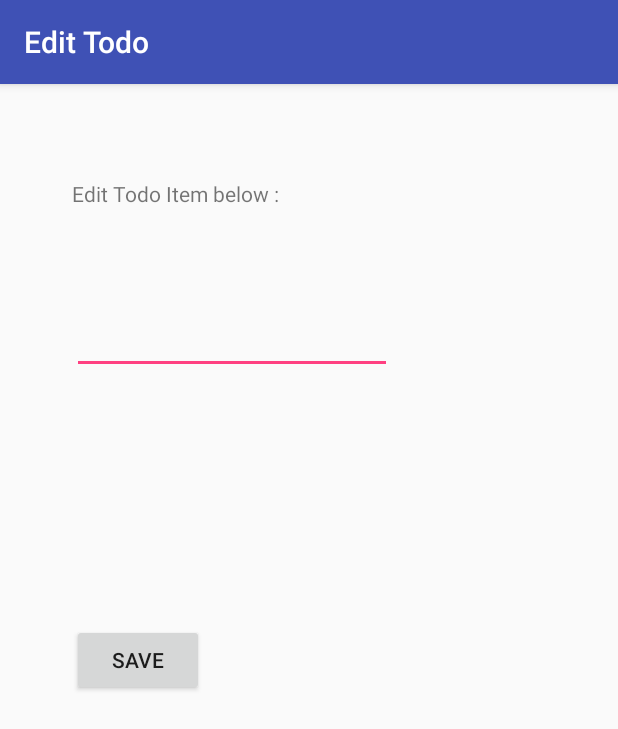
After one commit to ankitj-android/Todo, an Android app: the EditItemActivity screen opened directly, with no data from a screen before it, on a phone screen of 412 x 824 dp. The commit adds this screen. Shown: the top 729 px of the screen. Run offline under Robolectric (Android 15) with nearby library versions, the light colour scheme and no system bars; 1 statement that could not run was skipped.

Commit message:
working required prework stories

```diff
--- a/app/src/main/AndroidManifest.xml
+++ b/app/src/main/AndroidManifest.xml
@@ -15,6 +15,7 @@
                 <category android:name="android.intent.category.LAUNCHER" />
             </intent-filter>
         </activity>
+        <activity android:name=".EditItemActivity"></activity>
     </application>
 
 </manifest>
--- /dev/null
+++ b/app/src/main/java/com/ajasuja/codepath/todo/EditItemActivity.java
@@ -0,0 +1,35 @@
+package com.ajasuja.codepath.todo;
+
+import android.content.Intent;
+import android.support.v7.app.AppCompatActivity;
+import android.os.Bundle;
+import android.view.View;
+import android.widget.EditText;
+
+public class EditItemActivity extends AppCompatActivity {
+
+    private EditText editTextTodoItem;
+
+    @Override
+    protected void onCreate(Bundle savedInstanceState) {
+        setTitle("Edit Todo");
+        super.onCreate(savedInstanceState);
+        setContentView(R.layout.activity_edit_item);
+
+        String todoItem = getIntent().getStringExtra("todoItem");
+        System.out.println("passed ... " + todoItem);
+
+        editTextTodoItem = (EditText) findViewById(R.id.editTextTodoItem);
+        editTextTodoItem.setText(todoItem);
+        editTextTodoItem.setSelection(todoItem.length());
+    }
+
+    public void onSave(View view) {
+        System.out.println("on save button pressed ... ");
+        Intent editItem2MainIntent = new Intent();
+        editItem2MainIntent.putExtra("todoItemUpdated", editTextTodoItem.getText().toString());
+        editItem2MainIntent.putExtra("position", getIntent().getIntExtra("position", 0));
+        setResult(RESULT_OK, editItem2MainIntent);
+        finish();
+    }
+}
--- /dev/null
+++ b/app/src/main/res/layout/activity_edit_item.xml
@@ -0,0 +1,45 @@
+<?xml version="1.0" encoding="utf-8"?>
+<RelativeLayout xmlns:android="http://schemas.android.com/apk/res/android"
+    xmlns:tools="http://schemas.android.com/tools"
+    android:id="@+id/activity_edit_item"
+    android:layout_width="match_parent"
+    android:layout_height="match_parent"
+    android:paddingBottom="@dimen/activity_vertical_margin"
+    android:paddingLeft="@dimen/activity_horizontal_margin"
+    android:paddingRight="@dimen/activity_horizontal_margin"
+    android:paddingTop="@dimen/activity_vertical_margin"
+    tools:context="com.ajasuja.codepath.todo.EditItemActivity">
+
+    <EditText
+        android:layout_width="wrap_content"
+        android:layout_height="wrap_content"
+        android:inputType="textPersonName"
+        android:ems="10"
+        android:layout_alignParentTop="true"
+        android:layout_alignParentLeft="true"
+        android:layout_alignParentStart="true"
+        android:layout_marginLeft="32dp"
+        android:layout_marginStart="32dp"
+        android:layout_marginTop="132dp"
+        android:id="@+id/editTextTodoItem" />
+
+    <Button
+        android:text="Save"
+        android:layout_width="wrap_content"
+        android:layout_height="wrap_content"
+        android:layout_centerVertical="true"
+        android:layout_alignLeft="@+id/editTextTodoItem"
+        android:layout_alignStart="@+id/editTextTodoItem"
+        android:id="@+id/buttonSave"
+        android:onClick="onSave" />
+
+    <TextView
+        android:text="Edit Todo Item below : "
+        android:layout_width="wrap_content"
+        android:layout_height="wrap_content"
+        android:layout_alignParentTop="true"
+        android:layout_alignLeft="@+id/editTextTodoItem"
+        android:layout_alignStart="@+id/editTextTodoItem"
+        android:layout_marginTop="47dp"
+        android:id="@+id/textViewEditItem" />
+</RelativeLayout>
```
Also changed, not shown: app/src/main/java/com/ajasuja/codepath/todo/MainActivity.java (+29 -0 lines), 1 other file.
